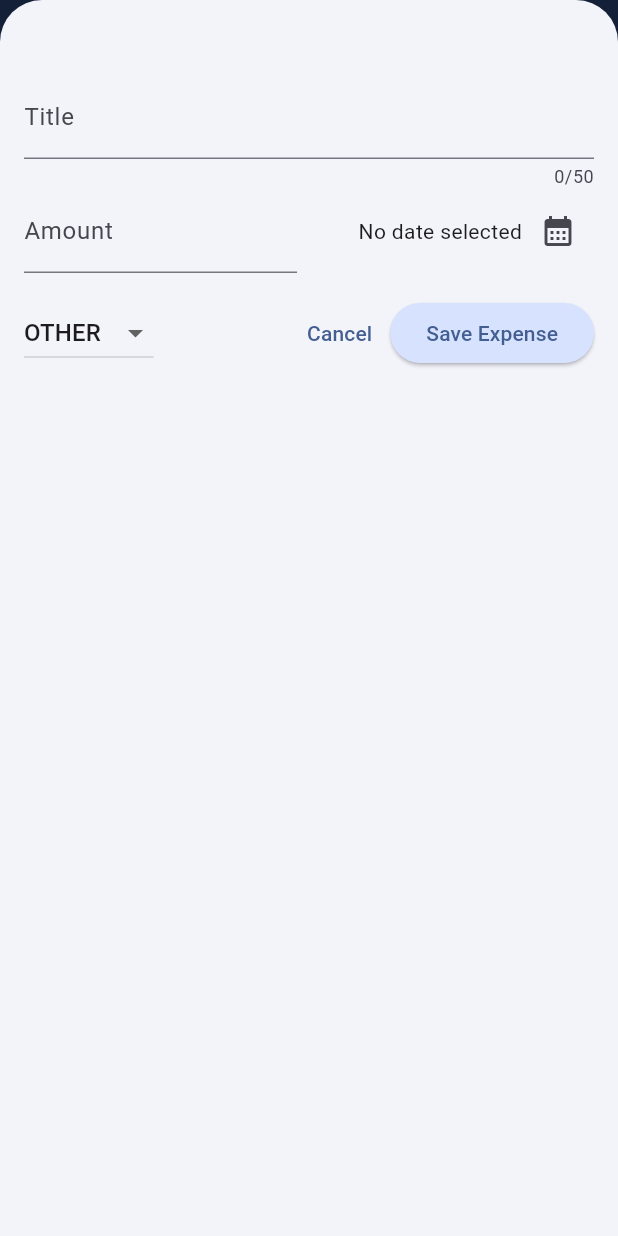
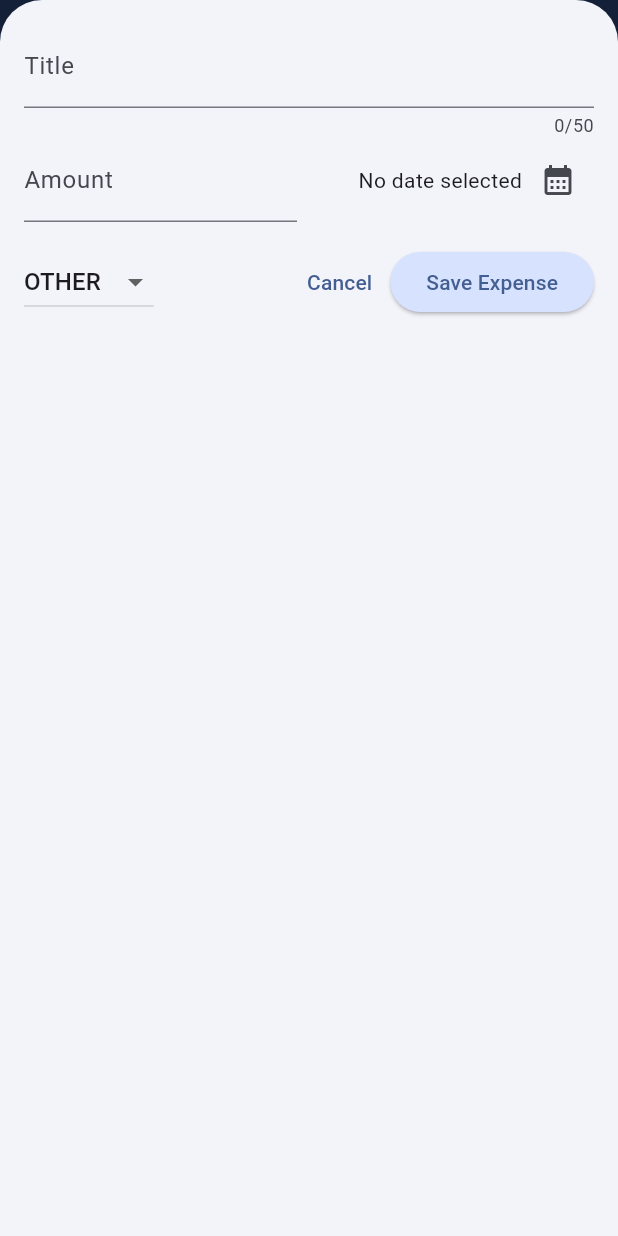
Before and after one commit to YCCNX/expense_tracker, a Flutter app: the screen it shows after launch, after a tap on the "add" icon, on a phone screen of 412 x 824 dp. Run offline on Flutter 3.47's test engine with Material 3 defaults, Android fonts, the phone set to English and light mode, and no system bars.

Commit message:
Rotate screen manage

```diff
--- a/lib/main.dart
+++ b/lib/main.dart
@@ -1,5 +1,4 @@
 import 'package:flutter/material.dart';
-import 'package:flutter/services.dart';
 
 import 'package:expense_tracker/widgets/expenses.dart';
 
--- a/lib/widgets/expenses.dart
+++ b/lib/widgets/expenses.dart
@@ -4,6 +4,7 @@ import 'package:expense_tracker/widgets/chart/chart.dart';
 import 'package:expense_tracker/widgets/expenses_list/expenses_list.dart';
 import 'package:expense_tracker/widgets/new_expense.dart';
 import 'package:expense_tracker/models/expense.dart';
+import 'package:flutter/widgets.dart';
 
 class Expenses extends StatefulWidget {
   const Expenses({super.key});
@@ -30,6 +31,7 @@ class _ExpensesState extends State<Expenses> {
 
   void _openAddExpenseOverlay() {
     showModalBottomSheet(
+      useSafeArea: true,
       isScrollControlled: true,
       context: context,
       builder: (ctx) => NewExpense(
@@ -68,6 +70,8 @@ class _ExpensesState extends State<Expenses> {
 
   @override
   Widget build(BuildContext context) {
+    final width = MediaQuery.of(context).size.width;
+
     Widget mainContent = const Center(
       child: Text('No expenses found.Start adding some!'),
     );
@@ -88,9 +92,22 @@ class _ExpensesState extends State<Expenses> {
           ),
         ],
       ),
-      body: Column(
+      body: width < 600
+          ? Column(
               children: [
                 Chart(expenses: _registeredExpenses),
+                Expanded(
+                  child: mainContent,
+                ),
+              ],
+            )
+          : Row(
+              children: [
+                Expanded(
+                  child: Chart(
+                    expenses: _registeredExpenses,
+                  ),
+                ),
                 Expanded(
                   child: mainContent,
                 ),
--- a/lib/widgets/new_expense.dart
+++ b/lib/widgets/new_expense.dart
@@ -74,8 +74,12 @@ class _NewExpenseState extends State<NewExpense> {
 
   @override
   Widget build(BuildContext context) {
-    return Padding(
-      padding: const EdgeInsets.fromLTRB(16, 50, 16, 16),
+    final keyboardSpace = MediaQuery.of(context).viewInsets.bottom;
+    return SizedBox(
+      height: double.infinity,
+      child: SingleChildScrollView(
+        child: Padding(
+          padding: EdgeInsets.fromLTRB(16, 16, 16, keyboardSpace + 16),
           child: Column(
             children: [
               TextField(
@@ -157,6 +161,8 @@ class _NewExpenseState extends State<NewExpense> {
               )
             ],
           ),
+        ),
+      ),
     );
   }
 }
```
Lines whose indentation alone changed are shown as unchanged.
